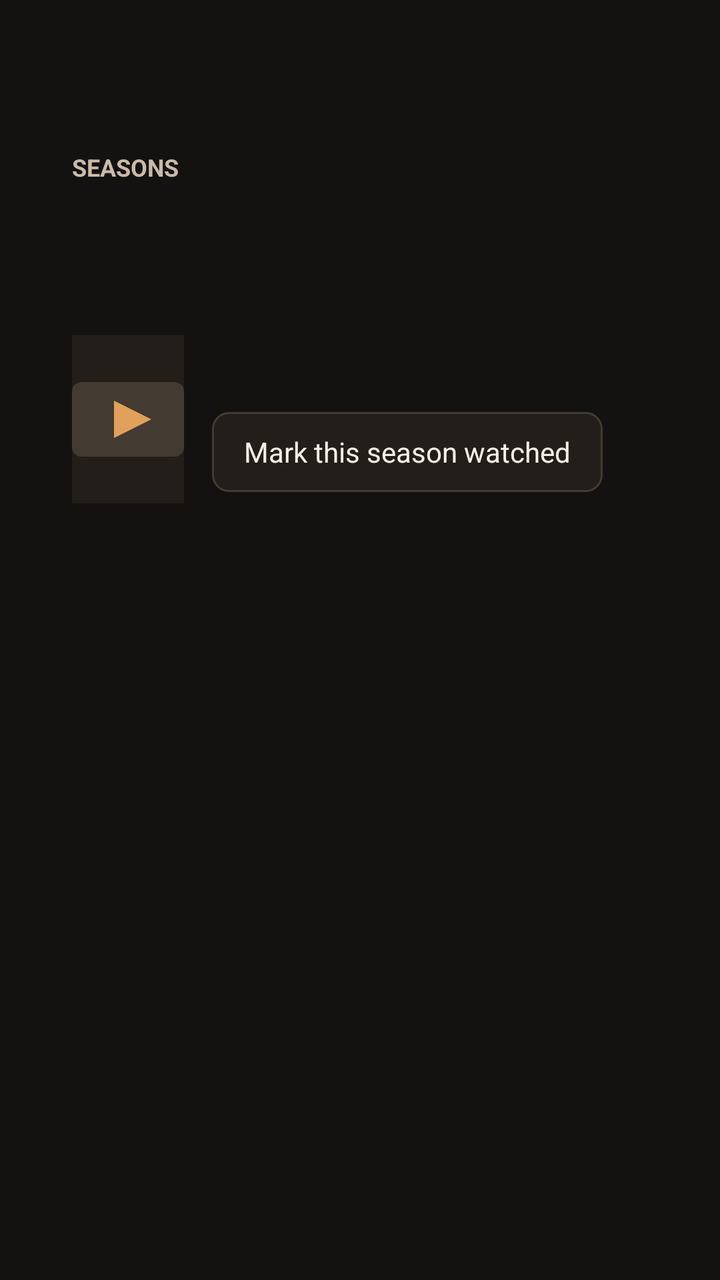
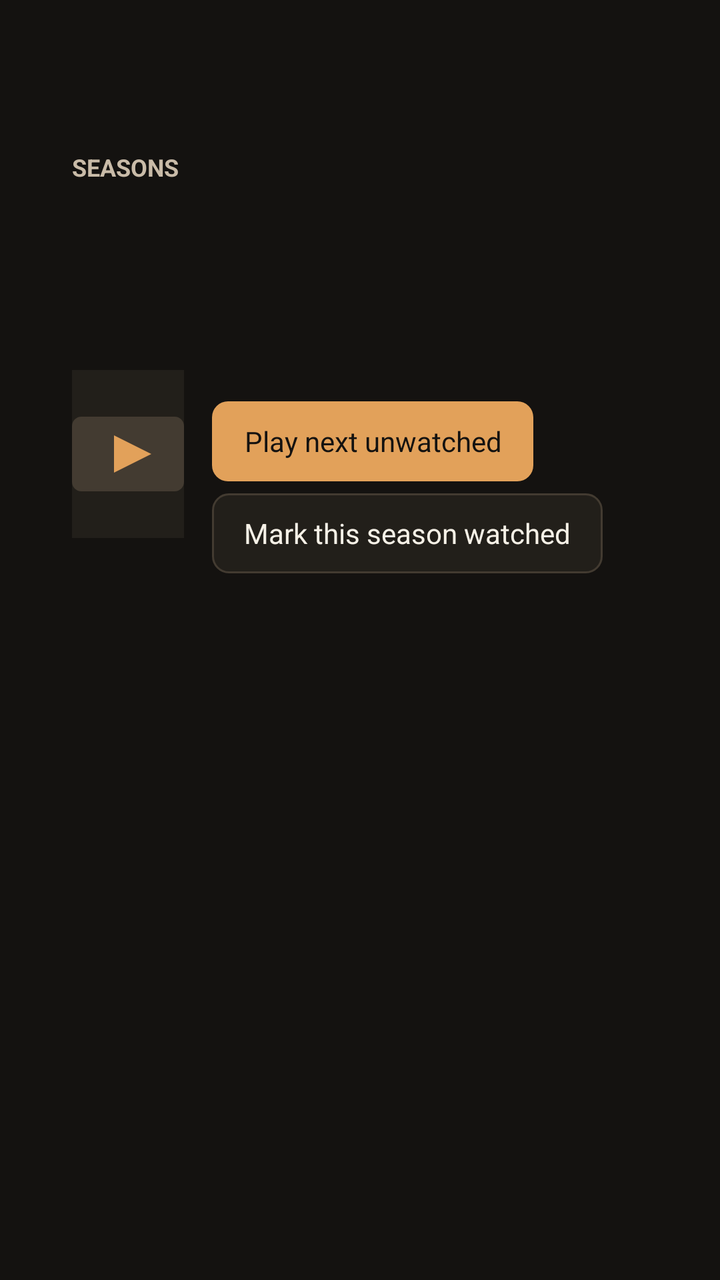

Two renders of the same Android screen: before a commit and after it. Below are the layout's source before the change and the commit's diff.
<!-- AndroidManifest.xml: application theme Theme.OlympusIptv -->
<!-- res/layout/activity_episodes.xml -->
<?xml version="1.0" encoding="utf-8"?>
<LinearLayout xmlns:android="http://schemas.android.com/apk/res/android"
    android:layout_width="match_parent"
    android:layout_height="match_parent"
    android:background="@color/bg"
    android:orientation="vertical"
    android:paddingHorizontal="36dp"
    android:paddingTop="24dp"
    android:paddingBottom="16dp">

    <TextView
        android:id="@+id/showTitle"
        android:layout_width="match_parent"
        android:layout_height="wrap_content"
        android:textColor="@color/text_primary"
        android:textSize="28sp"
        android:textStyle="bold" />

    <TextView
        android:id="@+id/statusLine"
        android:layout_width="match_parent"
        android:layout_height="wrap_content"
        android:layout_marginTop="8dp"
        android:textColor="@color/text_secondary"
        android:textSize="16sp"
        android:visibility="gone" />

    <LinearLayout
        android:id="@+id/seasonPane"
        android:layout_width="match_parent"
        android:layout_height="wrap_content"
        android:layout_marginTop="14dp"
        android:orientation="vertical">

        <TextView
            android:layout_width="match_parent"
            android:layout_height="wrap_content"
            android:text="@string/seasons_label"
            android:textAllCaps="true"
            android:textColor="@color/text_secondary"
            android:textSize="12sp"
            android:textStyle="bold" />

        <androidx.recyclerview.widget.RecyclerView
            android:id="@+id/seasonList"
            android:layout_width="match_parent"
            android:layout_height="wrap_content"
            android:layout_marginTop="8dp"
            android:clipToPadding="false"
            android:descendantFocusability="afterDescendants"
            android:minHeight="56dp" />
    </LinearLayout>

    <LinearLayout
        android:id="@+id/episodePane"
        android:layout_width="match_parent"
        android:layout_height="0dp"
        android:layout_marginTop="12dp"
        android:layout_weight="1"
        android:orientation="vertical">

        <LinearLayout
            android:layout_width="match_parent"
            android:layout_height="wrap_content"
            android:gravity="center_vertical"
            android:orientation="horizontal">

            <ImageView
                android:id="@+id/showArt"
                android:layout_width="56dp"
                android:layout_height="84dp"
                android:background="@color/bg_elevated"
                android:contentDescription="@null"
                android:scaleType="fitCenter"
                android:src="@drawable/ic_channel_placeholder" />

            <LinearLayout
                android:layout_width="0dp"
                android:layout_height="wrap_content"
                android:layout_marginStart="14dp"
                android:layout_weight="1"
                android:orientation="vertical">

                <TextView
                    android:id="@+id/seasonHeading"
                    android:layout_width="match_parent"
                    android:layout_height="wrap_content"
                    android:textColor="@color/text_primary"
                    android:textSize="20sp"
                    android:textStyle="bold" />

                <TextView
                    android:id="@+id/markSeason"
                    android:layout_width="wrap_content"
                    android:layout_height="40dp"
                    android:layout_marginTop="6dp"
                    android:background="@drawable/bg_button_secondary"
                    android:clickable="true"
                    android:focusable="true"
                    android:focusableInTouchMode="true"
                    android:gravity="center"
                    android:paddingHorizontal="16dp"
                    android:text="@string/season_mark"
                    android:textColor="@color/text_primary"
                    android:textSize="14sp" />
            </LinearLayout>
        </LinearLayout>

        <androidx.recyclerview.widget.RecyclerView
            android:id="@+id/episodeList"
            android:layout_width="match_parent"
            android:layout_height="0dp"
            android:layout_marginTop="10dp"
            android:layout_weight="1"
            android:clipToPadding="false"
            android:descendantFocusability="afterDescendants" />
    </LinearLayout>
</LinearLayout>
<!-- resources referenced by this layout -->
<resources>
  <color name="bg">#141210</color>
  <color name="bg_elevated">#221F1A</color>
  <color name="text_primary">#F6F1E7</color>
  <color name="text_secondary">#C9BBA8</color>
  <!-- drawable bg_button_secondary (drawable) -->
  <?xml version="1.0" encoding="utf-8"?>
  <selector xmlns:android="http://schemas.android.com/apk/res/android">
      <item android:state_focused="true">
          <shape>
              <solid android:color="@color/bg_elevated" />
              <corners android:radius="8dp" />
              <stroke
                  android:width="2dp"
                  android:color="@color/focus" />
          </shape>
      </item>
      <item>
          <shape>
              <solid android:color="@color/bg_elevated" />
              <corners android:radius="8dp" />
              <stroke
                  android:width="1dp"
                  android:color="@color/stroke" />
          </shape>
      </item>
  </selector>
  <!-- drawable ic_channel_placeholder (drawable) -->
  <?xml version="1.0" encoding="utf-8"?>
  <vector xmlns:android="http://schemas.android.com/apk/res/android"
      android:width="48dp"
      android:height="48dp"
      android:viewportWidth="48"
      android:viewportHeight="48">
      <path
          android:fillColor="#433B31"
          android:pathData="M4,8h40c2.2,0 4,1.8 4,4v24c0,2.2 -1.8,4 -4,4h-40c-2.2,0 -4,-1.8 -4,-4v-24c0,-2.2 1.8,-4 4,-4z" />
      <path
          android:fillColor="#E2A15A"
          android:pathData="M18,16l16,8 -16,8z" />
  </vector>
  <string name="season_mark">Mark this season watched</string>
  <string name="seasons_label">Seasons</string>
  <style name="Theme.OlympusIptv" parent="Theme.AppCompat.NoActionBar">
          <item name="android:windowBackground">@color/bg</item>
          <item name="android:colorBackground">@color/bg</item>
          <item name="android:textColorPrimary">@color/text_primary</item>
          <item name="android:textColorSecondary">@color/text_secondary</item>
          <item name="colorPrimary">@color/accent</item>
          <item name="colorAccent">@color/accent</item>
          <item name="android:statusBarColor">@color/bg</item>
          <item name="android:navigationBarColor">@color/bg</item>
          <item name="android:windowFullscreen">true</item>
      </style>
  <color name="focus">#F0C48A</color>
  <color name="stroke">#433B31</color>
  <color name="accent">#E2A15A</color>
</resources>

<!-- the commit's change to res/layout/activity_episodes.xml (unified diff, before → after) -->
@@ -47,8 +47,9 @@
             android:layout_height="wrap_content"
             android:layout_marginTop="8dp"
             android:clipToPadding="false"
-            android:descendantFocusability="afterDescendants"
-            android:minHeight="56dp" />
+                android:descendantFocusability="afterDescendants"
+                android:minHeight="56dp"
+                android:nextFocusDown="@id/playNextUnwatched" />
     </LinearLayout>
 
     <LinearLayout
@@ -90,6 +91,22 @@
                     android:textStyle="bold" />
 
                 <TextView
+                    android:id="@+id/playNextUnwatched"
+                    android:layout_width="wrap_content"
+                    android:layout_height="40dp"
+                    android:layout_marginTop="6dp"
+                    android:background="@drawable/bg_button"
+                    android:clickable="true"
+                    android:focusable="true"
+                    android:focusableInTouchMode="true"
+                    android:gravity="center"
+                    android:nextFocusDown="@id/episodeList"
+                    android:paddingHorizontal="16dp"
+                    android:text="@string/play_next_unwatched"
+                    android:textColor="@color/bg"
+                    android:textSize="14sp" />
+
+                <TextView
                     android:id="@+id/markSeason"
                     android:layout_width="wrap_content"
                     android:layout_height="40dp"
@@ -113,6 +130,7 @@
             android:layout_marginTop="10dp"
             android:layout_weight="1"
             android:clipToPadding="false"
-            android:descendantFocusability="afterDescendants" />
+            android:descendantFocusability="afterDescendants"
+            android:nextFocusUp="@id/playNextUnwatched" />
     </LinearLayout>
 </LinearLayout>
<!-- resource entries referenced after the edit -->
@@ -4,6 +4,28 @@
   <color name="bg_elevated">#221F1A</color>
   <color name="text_primary">#F6F1E7</color>
   <color name="text_secondary">#C9BBA8</color>
+  <!-- drawable bg_button (drawable) -->
+  <?xml version="1.0" encoding="utf-8"?>
+  <selector xmlns:android="http://schemas.android.com/apk/res/android">
+      <item android:state_focused="true">
+          <shape>
+              <solid android:color="@color/focus" />
+              <corners android:radius="8dp" />
+          </shape>
+      </item>
+      <item android:state_pressed="true">
+          <shape>
+              <solid android:color="@color/accent_dim" />
+              <corners android:radius="8dp" />
+          </shape>
+      </item>
+      <item>
+          <shape>
+              <solid android:color="@color/accent" />
+              <corners android:radius="8dp" />
+          </shape>
+      </item>
+  </selector>
   <!-- drawable bg_button_secondary (drawable) -->
   <?xml version="1.0" encoding="utf-8"?>
   <selector xmlns:android="http://schemas.android.com/apk/res/android">
@@ -40,6 +62,7 @@
           android:fillColor="#E2A15A"
           android:pathData="M18,16l16,8 -16,8z" />
   </vector>
+  <string name="play_next_unwatched">Play next unwatched</string>
   <string name="season_mark">Mark this season watched</string>
   <string name="seasons_label">Seasons</string>
   <style name="Theme.OlympusIptv" parent="Theme.AppCompat.NoActionBar">
@@ -54,6 +77,7 @@
           <item name="android:windowFullscreen">true</item>
       </style>
   <color name="focus">#F0C48A</color>
+  <color name="accent_dim">#B07A38</color>
   <color name="stroke">#433B31</color>
   <color name="accent">#E2A15A</color>
 </resources>
